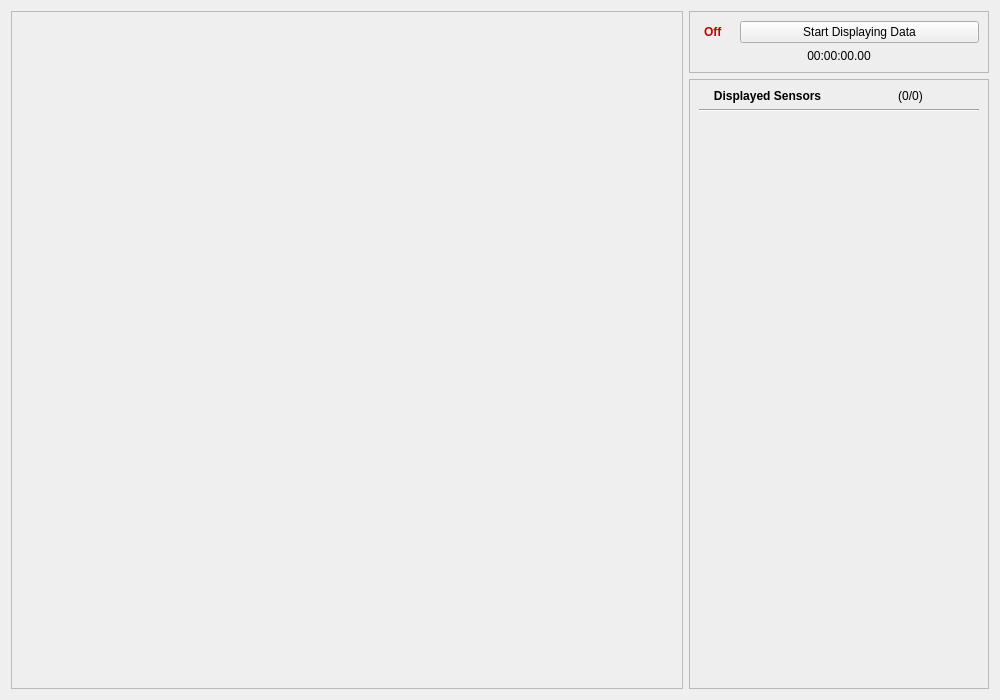
Qt form Application/daata_v1_0/Layouts/DataCollection/data_collection.ui (Georgia-Tech-Off-Road/DAQ) before a commit.
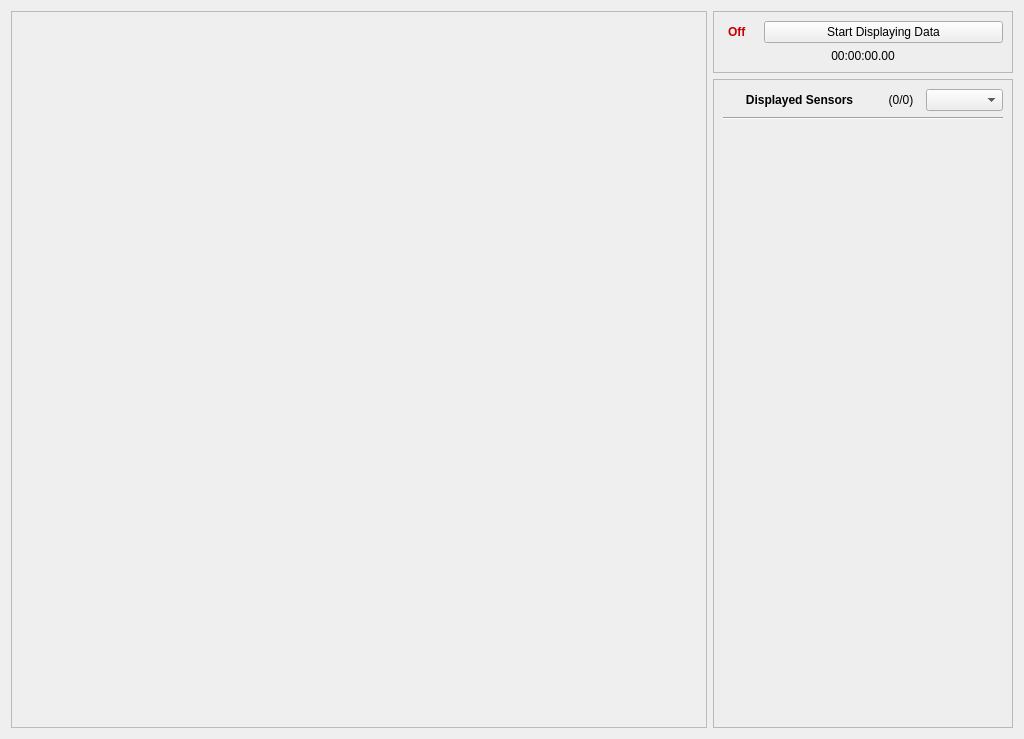
The same form after that commit.

Commit message: Added grid layout for data collection graphs

Diff of the .ui file:
```diff
--- a/Application/daata_v1_0/Layouts/DataCollection/data_collection.ui
+++ b/Application/daata_v1_0/Layouts/DataCollection/data_collection.ui
@@ -6,8 +6,8 @@
    <rect>
     <x>0</x>
     <y>0</y>
-    <width>1000</width>
-    <height>700</height>
+    <width>1024</width>
+    <height>739</height>
    </rect>
   </property>
   <property name="windowTitle">
@@ -46,7 +46,7 @@
         <x>0</x>
         <y>0</y>
         <width>298</width>
-        <height>610</height>
+        <height>649</height>
        </rect>
       </property>
       <layout class="QGridLayout" name="gridLayout_2">
@@ -61,6 +61,12 @@
         <layout class="QHBoxLayout" name="horizontalLayout_3">
          <item>
           <widget class="QLabel" name="label_enabledSensors">
+           <property name="sizePolicy">
+            <sizepolicy hsizetype="Preferred" vsizetype="Preferred">
+             <horstretch>4</horstretch>
+             <verstretch>0</verstretch>
+            </sizepolicy>
+           </property>
            <property name="font">
             <font>
              <weight>75</weight>
@@ -77,6 +83,12 @@
          </item>
          <item>
           <widget class="QLabel" name="label_activeSensorCount">
+           <property name="sizePolicy">
+            <sizepolicy hsizetype="Preferred" vsizetype="Preferred">
+             <horstretch>1</horstretch>
+             <verstretch>0</verstretch>
+            </sizepolicy>
+           </property>
            <property name="text">
             <string>(0/0)</string>
            </property>
@@ -85,6 +97,28 @@
            </property>
           </widget>
          </item>
+         <item>
+          <widget class="QComboBox" name="comboBox_graphDimension">
+           <property name="sizePolicy">
+            <sizepolicy hsizetype="Preferred" vsizetype="Fixed">
+             <horstretch>2</horstretch>
+             <verstretch>0</verstretch>
+            </sizepolicy>
+           </property>
+           <property name="toolTip">
+            <string>Graph display dimensions</string>
+           </property>
+           <property name="editable">
+            <bool>false</bool>
+           </property>
+           <property name="currentText">
+            <string/>
+           </property>
+           <property name="frame">
+            <bool>true</bool>
+           </property>
+          </widget>
+         </item>
         </layout>
        </item>
        <item row="2" column="0">
@@ -120,14 +154,14 @@
        <rect>
         <x>0</x>
         <y>0</y>
-        <width>674</width>
-        <height>680</height>
+        <width>698</width>
+        <height>719</height>
        </rect>
       </property>
       <property name="layoutDirection">
        <enum>Qt::LeftToRight</enum>
       </property>
-      <layout class="QVBoxLayout" name="verticalLayout"/>
+      <layout class="QGridLayout" name="gridLayout_graphs"/>
      </widget>
     </widget>
    </item>
```
The commit also changes 16 other files.
